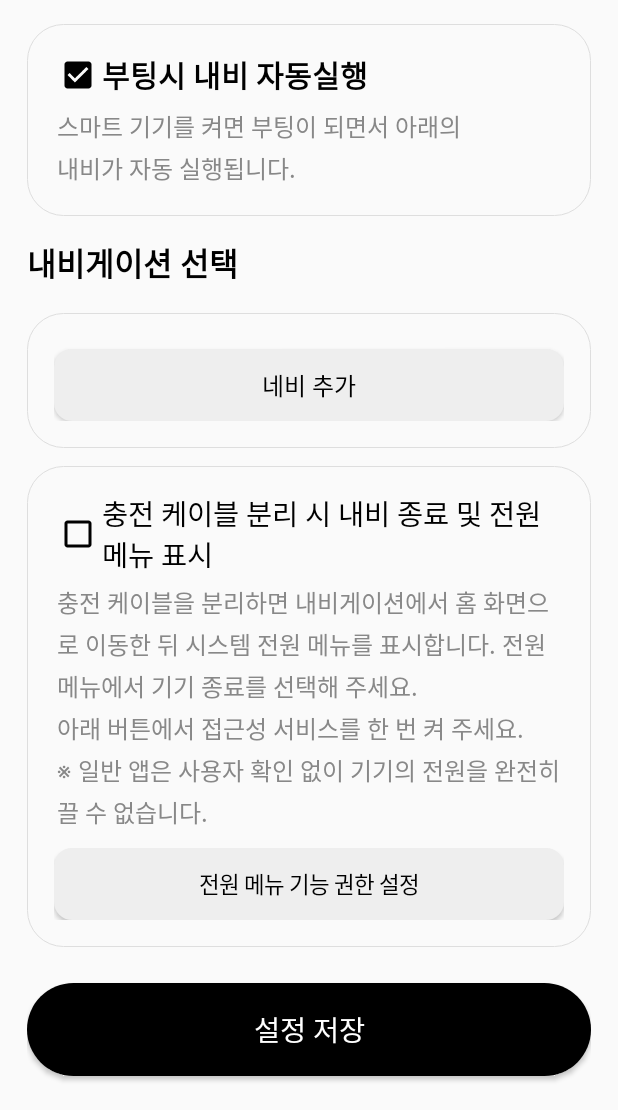
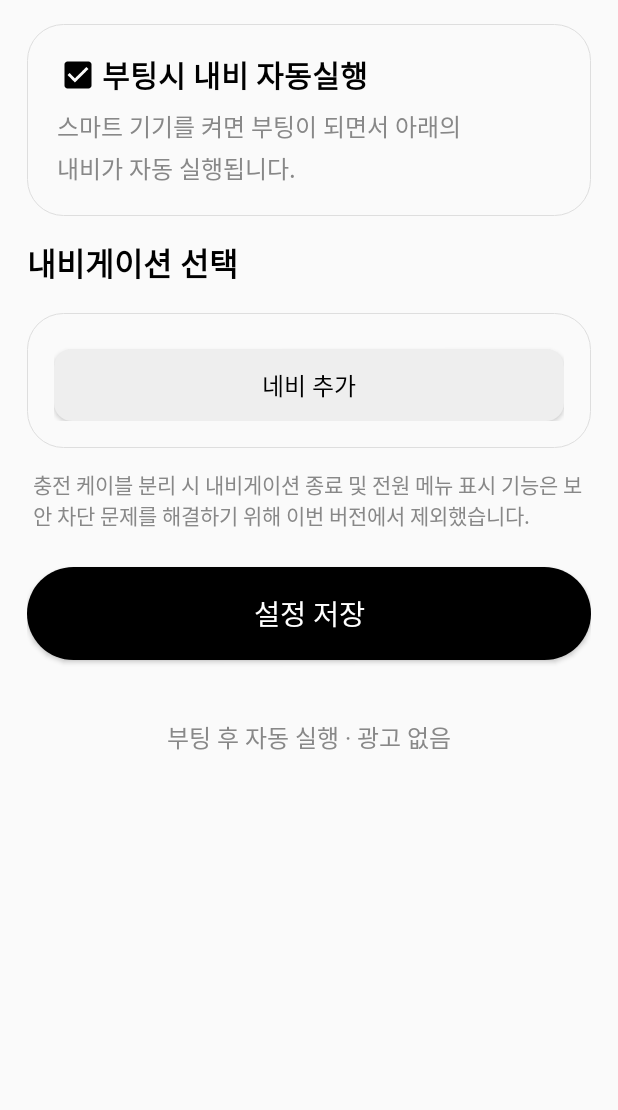
Before and after one commit to ryoobach/Easy_Navi_Starter, an Android app: the screen it shows after launch (MainActivity), on a phone screen of 412 x 824 dp, the part 126-1236 px from its top. Run offline under Robolectric (Android 15) with nearby library versions, the phone set to English and light mode, and no system bars.

Commit message:
Remove sensitive accessibility service and prepare 0.4.7

```diff
--- a/app/src/main/java/com/ryoobach/easynavistarter/MainActivity.kt
+++ b/app/src/main/java/com/ryoobach/easynavistarter/MainActivity.kt
@@ -4,7 +4,6 @@ import android.app.Activity
 import android.app.AlertDialog
 import android.content.Intent
 import android.content.SharedPreferences
-import android.provider.Settings
 import android.graphics.Color
 import android.graphics.Typeface
 import android.graphics.drawable.GradientDrawable
@@ -24,7 +23,6 @@ import android.widget.Toast
 class MainActivity : Activity() {
     private lateinit var prefs: SharedPreferences
     private lateinit var autoLaunch: CheckBox
-    private lateinit var autoShutdown: CheckBox
     private lateinit var status: TextView
     private lateinit var navListContainer: LinearLayout
     private var selectedPackage = ""
@@ -124,34 +122,13 @@ class MainActivity : Activity() {
         refreshNavigationList()
         page.addView(navCard)
 
-        val shutdownCard = card()
-        autoShutdown = CheckBox(this).apply {
-            text = "충전 케이블 분리 시 내비 종료 및 전원 메뉴 표시"
-            textSize = 19f
-            setTextColor(Color.BLACK)
-            buttonTintList = android.content.res.ColorStateList.valueOf(Color.BLACK)
-            isChecked = prefs.getBoolean(KEY_SHUTDOWN, false)
+        val shutdownNotice = TextView(this).apply {
+            text = "충전 케이블 분리 시 내비게이션 종료 및 전원 메뉴 표시 기능은 보안 차단 문제를 해결하기 위해 이번 버전에서 제외했습니다."
+            textSize = 14f
+            setTextColor(Color.GRAY)
+            setPadding(dp(4), dp(10), dp(4), dp(4))
         }
-        shutdownCard.addView(autoShutdown)
-        shutdownCard.addView(description("충전 케이블을 분리하면 내비게이션에서 홈 화면으로 이동한 뒤 시스템 전원 메뉴를 표시합니다. 전원 메뉴에서 기기 종료를 선택해 주세요.\n아래 버튼에서 접근성 서비스를 한 번 켜 주세요.\n※ 일반 앱은 사용자 확인 없이 기기의 전원을 완전히 끌 수 없습니다."))
-        val accessibilityButton = Button(this).apply {
-            text = "전원 메뉴 기능 권한 설정"
-            textSize = 15f
-            isAllCaps = false
-            setTextColor(Color.BLACK)
-            background = rounded(Color.rgb(238, 238, 238), 12)
-            setOnClickListener {
-                try {
-                    startActivity(Intent(Settings.ACTION_ACCESSIBILITY_SETTINGS))
-                } catch (_: Exception) {
-                    Toast.makeText(this@MainActivity, "접근성 설정을 열 수 없습니다.", Toast.LENGTH_LONG).show()
-                }
-            }
-        }
-        val accessibilityParams = LinearLayout.LayoutParams(LinearLayout.LayoutParams.MATCH_PARENT, dp(48))
-        accessibilityParams.topMargin = dp(10)
-        shutdownCard.addView(accessibilityButton, accessibilityParams)
-        page.addView(shutdownCard)
+        page.addView(shutdownNotice)
 
         val save = Button(this).apply {
             text = "설정 저장"
```
